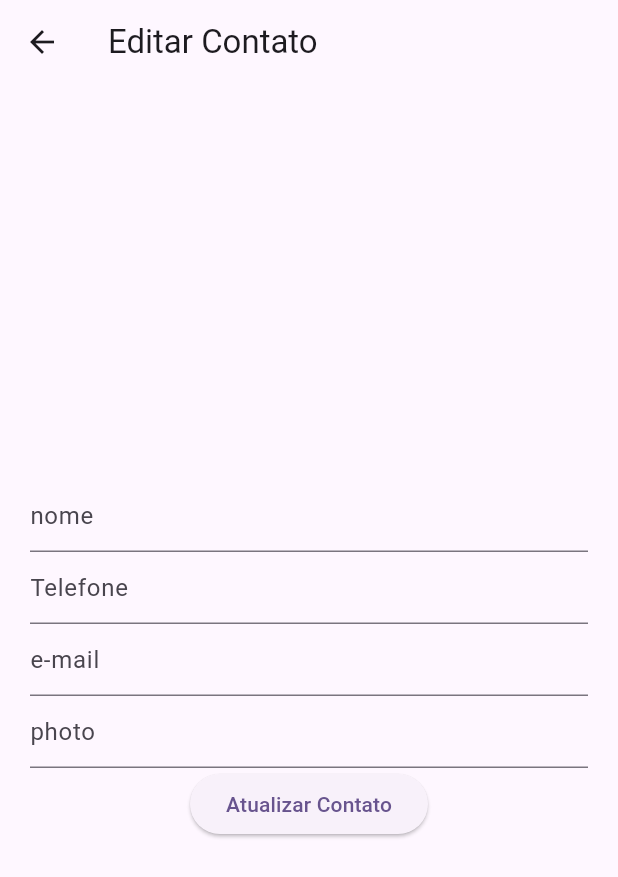
After one commit to marxelo/contacts-app, a Flutter app: the screen it shows after launch, after a tap on "Salvar Contato", after a tap on the "edit" icon, on a phone screen of 412 x 824 dp. The commit adds this screen. Shown: the top 877 px of the screen. Run offline on Flutter 3.47's test engine with Material 2 defaults, Android fonts, the light colour scheme and no system bars; our stand-ins replace sqflite; accounts and stored records are empty.

Commit message:
implements update and delete

```diff
--- a/lib/database_helper.dart
+++ b/lib/database_helper.dart
@@ -37,4 +37,27 @@ class DatabaseHelper {
 
     return await db.query('contacts', orderBy: 'name');
   }
+
+  static Future<int> deleteData(int id) async {
+    final db = await _openDatabase();
+
+    return await db.delete('contacts', where: 'id = ?', whereArgs: [id]);
+  }
+
+  static Future<Map<String, dynamic>?> getSingleData(int id) async {
+    final db = await _openDatabase();
+    List<Map<String, dynamic>> result = await db.query(
+      'contacts',
+      where: 'id = ?',
+      whereArgs: [id],
+      limit: 1,
+    );
+
+    return result.isNotEmpty ? result.first : null;
+  }
+
+  static Future<int> updateData(int id, Map<String, dynamic> data) async {
+    final db = await _openDatabase();
+    return await db.update('contacts', data, where: 'id = ?', whereArgs: [id]);
+  }
 }
--- a/lib/my_home_page.dart
+++ b/lib/my_home_page.dart
@@ -1,4 +1,5 @@
 import 'package:contacts_app/database_helper.dart';
+import 'package:contacts_app/update_contact.dart';
 import 'package:flutter/material.dart';
 
 class MyHomePage extends StatefulWidget {
@@ -27,7 +28,18 @@ class _MyHomePageState extends State<MyHomePage> {
 
     int insertId =
         await DatabaseHelper.insertContact(name, phone, email, photo);
-    _fetchContacts();
+
+    final List<Map<String, dynamic>> updatedData =
+        await DatabaseHelper.getData();
+
+    setState(() {
+      dataList = updatedData;
+    });
+
+    _nameController.text = '';
+    _phoneController.text = '';
+    _emailController.text = '';
+    _photoController.text = '';
   }
 
   @override
@@ -42,6 +54,26 @@ class _MyHomePageState extends State<MyHomePage> {
 
     setState(() {
       dataList = contactList;
+    });
+  }
+
+  void _delete(int id) async {
+    int dId = await DatabaseHelper.deleteData(id);
+
+    final List<Map<String, dynamic>> updatedData =
+        await DatabaseHelper.getData();
+
+    setState(() {
+      dataList = updatedData;
+    });
+  }
+
+  void fetchData() async {
+    final List<Map<String, dynamic>> updatedData =
+        await DatabaseHelper.getData();
+
+    setState(() {
+      dataList = updatedData;
     });
   }
 
@@ -109,6 +141,39 @@ class _MyHomePageState extends State<MyHomePage> {
                       subtitle: Text(dataList[index]['phone'] +
                           '\n' +
                           dataList[index]['email']),
+                      trailing: Row(
+                        mainAxisSize: MainAxisSize.min,
+                        children: [
+                          IconButton(
+                            onPressed: () {
+                              Navigator.push(
+                                context,
+                                MaterialPageRoute(
+                                  builder: (context) => UpdateContact(
+                                      contactId: dataList[index]['id']),
+                                ),
+                              ).then((result) {
+                                if (result == true) {
+                                  fetchData();
+                                }
+                              });
+                            },
+                            icon: const Icon(
+                              Icons.edit_outlined,
+                              color: Colors.green,
+                            ),
+                          ),
+                          IconButton(
+                            onPressed: () {
+                              _delete(dataList[index]['id']);
+                            },
+                            icon: const Icon(
+                              Icons.delete_outline,
+                              color: Colors.red,
+                            ),
+                          ),
+                        ],
+                      ),
                     );
                   }),
             ),
--- /dev/null
+++ b/lib/update_contact.dart
@@ -0,0 +1,95 @@
+import 'package:flutter/material.dart';
+import 'package:sqflite/sqflite.dart';
+import 'database_helper.dart';
+
+class UpdateContact extends StatefulWidget {
+  const UpdateContact({Key? key, required this.contactId}) : super(key: key);
+  final int contactId;
+
+  @override
+  State<UpdateContact> createState() => _UpdateContactState();
+}
+
+class _UpdateContactState extends State<UpdateContact> {
+  final _nameController = TextEditingController();
+  final _phoneController = TextEditingController();
+  final _emailController = TextEditingController();
+  final _photoController = TextEditingController();
+
+  void fetchData() async {
+    Map<String, dynamic>? data =
+        await DatabaseHelper.getSingleData(widget.contactId);
+
+    if (data != null) {
+      _nameController.text = data['name'];
+      _phoneController.text = data['phone'];
+      _emailController.text = data['email'];
+      _photoController.text = data['photo'];
+    }
+  }
+
+  @override
+  void initState() {
+    fetchData();
+    super.initState();
+  }
+
+  void _updateData(BuildContext context) async {
+    Map<String, dynamic> data = {
+      'name': _nameController.text,
+      'phone': _phoneController.text,
+      'email': _emailController.text,
+      'photo': _photoController.text,
+    };
+
+    int id = await DatabaseHelper.updateData(widget.contactId, data);
+    Navigator.pop(context, true);
+  }
+
+  @override
+  void dispose() {
+    _nameController.dispose();
+    _phoneController.dispose();
+    _emailController.dispose();
+    _photoController.dispose();
+    super.dispose();
+  }
+
+  @override
+  Widget build(BuildContext context) {
+    return Scaffold(
+      appBar: AppBar(
+        title: const Text('Editar Contato'),
+      ),
+      body: Padding(
+        padding: const EdgeInsets.all(20.0),
+        child: Column(
+          mainAxisAlignment: MainAxisAlignment.center,
+          children: <Widget>[
+            TextFormField(
+              controller: _nameController,
+              decoration: const InputDecoration(hintText: 'nome'),
+            ),
+            TextFormField(
+              controller: _phoneController,
+              decoration: const InputDecoration(hintText: 'Telefone'),
+            ),
+            TextFormField(
+              controller: _emailController,
+              decoration: const InputDecoration(hintText: 'e-mail'),
+            ),
+            TextFormField(
+              controller: _photoController,
+              decoration: const InputDecoration(hintText: 'photo'),
+            ),
+            ElevatedButton(
+                onPressed: () {
+                  _updateData(context);
+                },
+                child: const Text('Atualizar Contato')),
+          ],
+        ),
+      ),
+    );
+  }
+}
```
